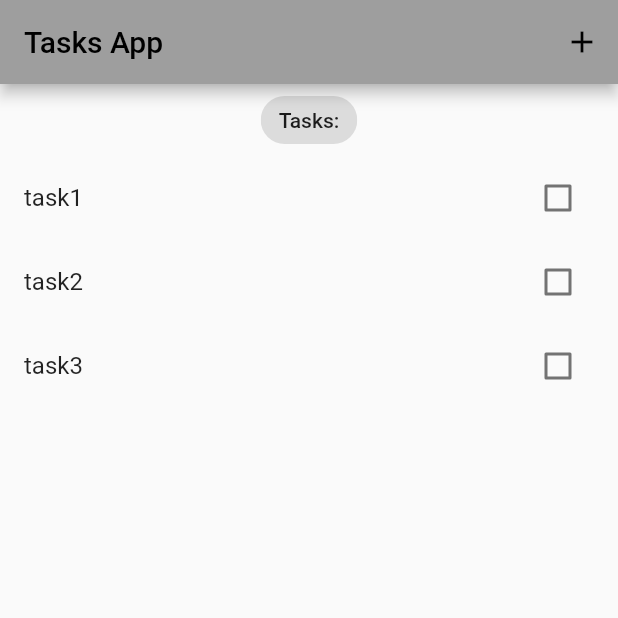
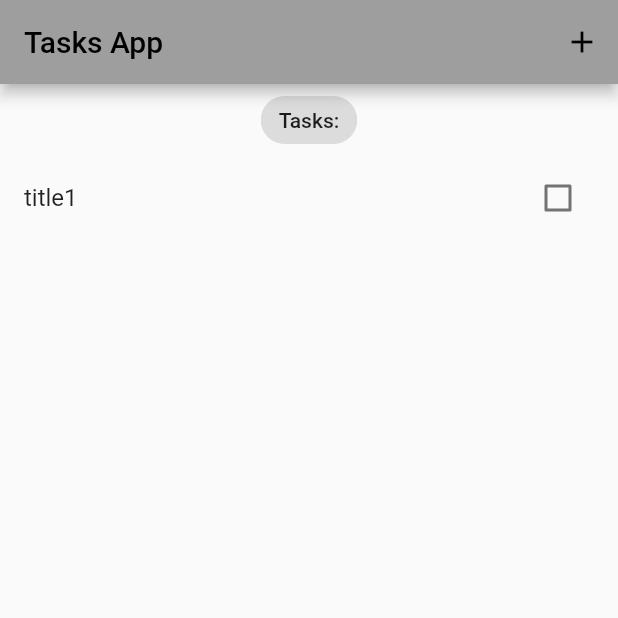
Before and after one commit to mahdiyarz/TodoAppWithBloc, a Flutter app: the screen it shows after launch, on a phone screen of 412 x 824 dp, the top half of it. Run offline on Flutter 3.47's test engine with Material 2 defaults, Android fonts, the phone set to English and light mode, and no system bars; our stand-ins replace bloc, equatable, flutter_bloc.

Commit message:
Implement bloc on main and home page

```diff
--- a/lib/main.dart
+++ b/lib/main.dart
@@ -1,6 +1,8 @@
 import 'package:flutter/material.dart';
+import 'package:todo_bloc/models/tasks_model.dart';
 
 import '../screens/tasks_screen.dart';
+import 'blocs/bloc_exports.dart';
 
 void main() {
   runApp(const MyApp());
@@ -11,12 +13,16 @@ class MyApp extends StatelessWidget {
 
   @override
   Widget build(BuildContext context) {
-    return MaterialApp(
-      title: 'Flutter Demo',
-      theme: ThemeData(
-        primarySwatch: Colors.grey,
+    return BlocProvider(
+      create: (context) =>
+          TasksBloc()..add(AddTask(task: TaskModel(title: 'title1'))),
+      child: MaterialApp(
+        title: 'Flutter Demo',
+        theme: ThemeData(
+          primarySwatch: Colors.grey,
+        ),
+        home: const TasksScreen(),
       ),
-      home: TasksScreen(),
     );
   }
 }
--- a/lib/screens/tasks_screen.dart
+++ b/lib/screens/tasks_screen.dart
@@ -1,19 +1,17 @@
 import 'package:flutter/material.dart';
 
+import '../blocs/bloc_exports.dart';
 import '../models/tasks_model.dart';
 import '../widgets/task_list_builder.dart';
 
 class TasksScreen extends StatelessWidget {
-  TasksScreen({super.key});
-
-  List<TaskModel> tasksList = [
-    TaskModel(title: 'task1'),
-    TaskModel(title: 'task2'),
-    TaskModel(title: 'task3'),
-  ];
+  const TasksScreen({super.key});
 
   @override
   Widget build(BuildContext context) {
+    return BlocBuilder<TasksBloc, TasksState>(
+      builder: (context, state) {
+        List<TaskModel> tasksList = state.allTasks;
         return Scaffold(
           appBar: AppBar(
             title: const Text('Tasks App'),
@@ -36,5 +34,7 @@ class TasksScreen extends StatelessWidget {
             ],
           ),
         );
+      },
+    );
   }
 }
```
Lines whose indentation alone changed are shown as unchanged.
